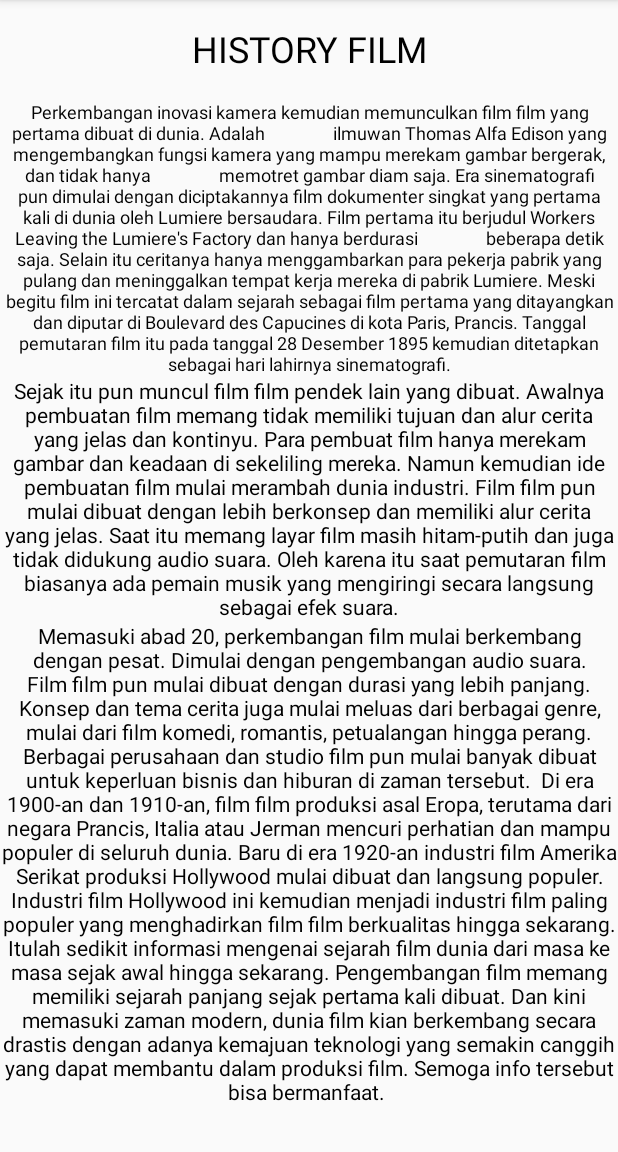
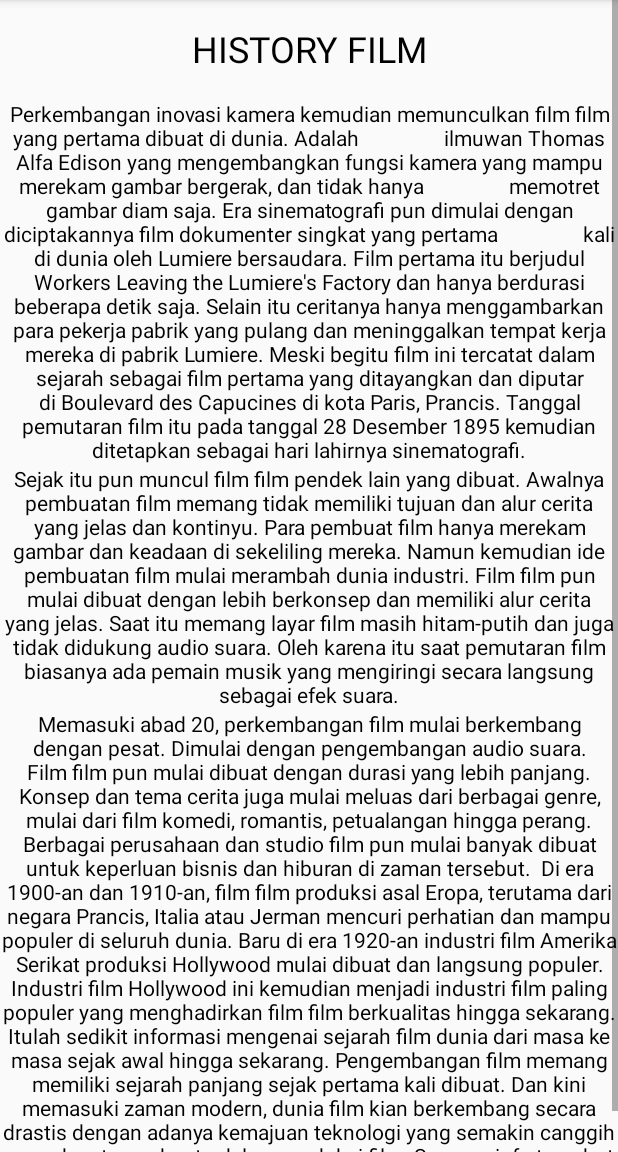
Before and after one commit to nofitaaaa/Project-fimView-, an Android app: the fragment HistoryFragment placed in its activity, on a phone screen of 412 x 824 dp, the part 84-1236 px from its top. Run offline under Robolectric (Android 15) with nearby library versions, the phone set to English and light mode, and no system bars.

Commit message:
(+)API,JSON,VOLLEY (+) APP Intro, History Film (+) icon, design, histo

```diff
--- a/app/src/main/res/layout/fragment_history.xml
+++ b/app/src/main/res/layout/fragment_history.xml
@@ -42,7 +42,7 @@
                 beberapa detik saja. Selain itu ceritanya hanya menggambarkan para pekerja pabrik yang pulang dan meninggalkan tempat kerja mereka di pabrik Lumiere. Meski begitu film ini tercatat dalam sejarah sebagai film pertama yang ditayangkan dan diputar di Boulevard des Capucines di kota Paris, Prancis. Tanggal pemutaran film itu pada tanggal 28 Desember 1895 kemudian ditetapkan sebagai hari lahirnya sinematografi."
                 android:textAlignment="center"
                 android:textColor="@android:color/background_dark"
-                android:textSize="12sp" />
+                android:textSize="14sp" />
 
             <TextView
                 android:id="@+id/textView3"
```
